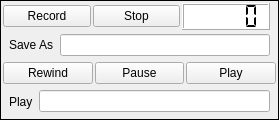
Old version of the form jansenlib/QDVR/QDVRWidget.ui in the repository davidgrier/pyfab.
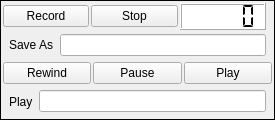
New version of the form. Icons and pictures are not drawn.

What changed in the file:
```diff
--- a/jansenlib/QDVR/QDVRWidget.ui
+++ b/jansenlib/QDVR/QDVRWidget.ui
@@ -6,7 +6,7 @@
    <rect>
     <x>0</x>
     <y>0</y>
-    <width>279</width>
+    <width>275</width>
     <height>120</height>
    </rect>
   </property>
```
Left out of the diff: 22 changed lines with no effect on the pictures.
